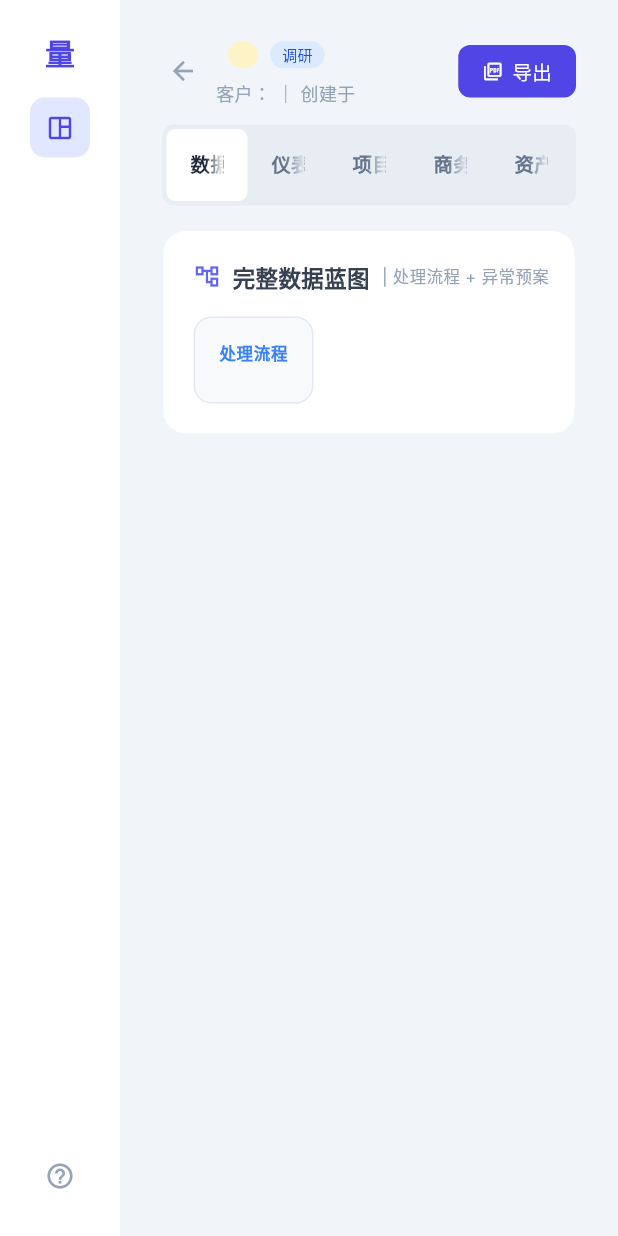
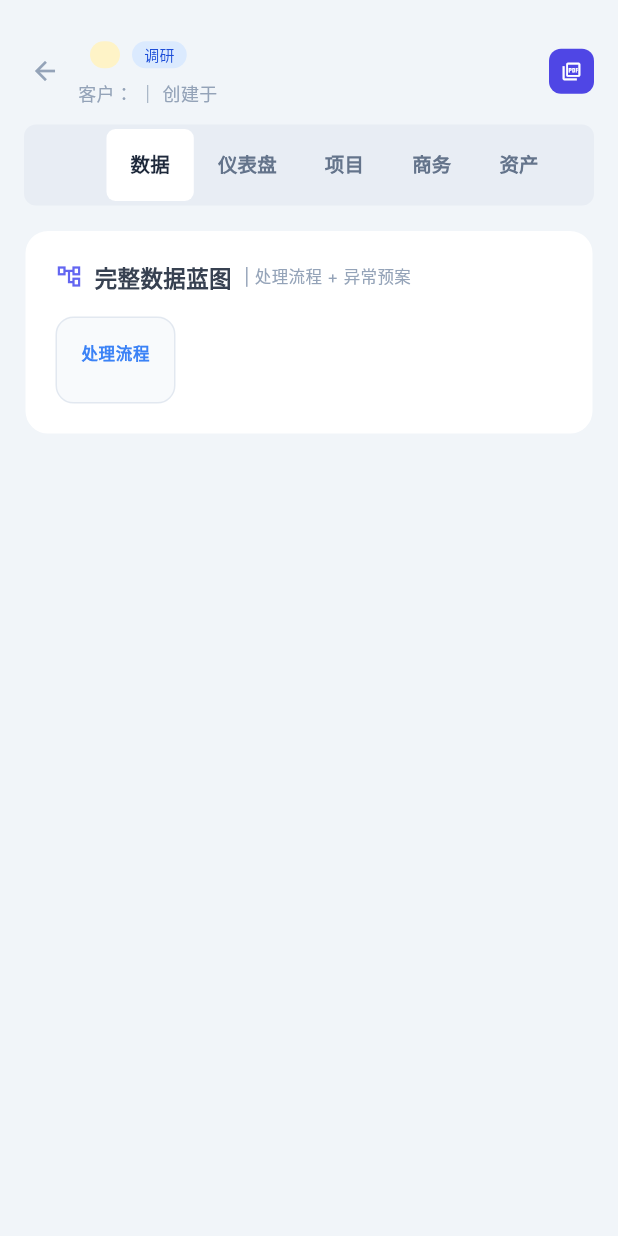
Before and after one commit to quanttide/qtdata, a Flutter app: the ProjectDetailScreen screen opened directly with empty values, on a phone screen of 412 x 824 dp. Run offline on Flutter 3.47's test engine with Material 3 defaults, Android fonts, the phone set to English and light mode, and no system bars; Roboto replaces fonts that are missing (Inter).

Commit message:
feat: 移动端适配——响应式骨架 + 移动布局细节
- 新增 Responsive 组件（断点 640px）+ pageHPadding 工具
- 首页/详情页：移动端隐藏侧栏、padding 28→16
- 详情页：移动端 TabBar 可横滑、导出按钮收成图标
- 时间线阶段名 Expanded 防窄屏溢出
- 新增移动端视口测试（无侧栏/Tab 横滑切换），21/21 通过

```diff
--- a/src/studio/lib/screens/project_detail_screen.dart
+++ b/src/studio/lib/screens/project_detail_screen.dart
@@ -2,6 +2,7 @@ import 'package:flutter/material.dart';
 
 import '../models/project.dart';
 import '../widgets/common/phase_tag.dart';
+import '../widgets/common/responsive.dart';
 import '../widgets/common/sidebar.dart';
 import '../widgets/common/status_badge.dart';
 import '../widgets/common/toast.dart';
@@ -22,25 +23,36 @@ class ProjectDetailScreen extends StatelessWidget {
     return Scaffold(
       backgroundColor: const Color(0xFFF1F5F9),
       body: SafeArea(
-        child: Row(
+        child: Responsive(
+          mobile: _buildDetail(context, compact: true),
+          desktop: Row(
             crossAxisAlignment: CrossAxisAlignment.stretch,
             children: [
               const Sidebar(),
-            Expanded(
-              child: DefaultTabController(
+              Expanded(child: _buildDetail(context, compact: false)),
+            ],
+          ),
+        ),
+      ),
+    );
+  }
+
+  Widget _buildDetail(BuildContext context, {required bool compact}) {
+    final hPadding = compact ? 16.0 : 28.0;
+    return DefaultTabController(
       length: 5,
       child: Column(
         crossAxisAlignment: CrossAxisAlignment.start,
         children: [
           // 头部
           Padding(
-                      padding: const EdgeInsets.fromLTRB(28, 24, 28, 0),
-                      child: _buildHeader(context),
+            padding: EdgeInsets.fromLTRB(hPadding, 24, hPadding, 0),
+            child: _buildHeader(context, compact: compact),
           ),
           const SizedBox(height: 12),
           // Tab 栏
           Padding(
-                      padding: const EdgeInsets.symmetric(horizontal: 28),
+            padding: EdgeInsets.symmetric(horizontal: hPadding),
             child: Container(
               padding: const EdgeInsets.all(3),
               decoration: BoxDecoration(
@@ -48,6 +60,7 @@ class ProjectDetailScreen extends StatelessWidget {
                 borderRadius: BorderRadius.circular(8),
               ),
               child: TabBar(
+                isScrollable: compact,
                 dividerColor: Colors.transparent,
                 indicatorSize: TabBarIndicatorSize.tab,
                 indicator: BoxDecoration(
@@ -74,21 +87,19 @@ class ProjectDetailScreen extends StatelessWidget {
           // Tab 内容
           Expanded(
             child: Padding(
-                        padding: const EdgeInsets.fromLTRB(28, 0, 28, 0),
+              padding: EdgeInsets.fromLTRB(hPadding, 0, hPadding, 0),
               child: TabBarView(
                 children: [
                   DataTab(project: project),
                   OverviewTab(project: project),
                   ProjectTab(
                     project: project,
-                              onViewDoc: (item) =>
-                                  _showDocDialog(context, item),
+                    onViewDoc: (item) => _showDocDialog(context, item),
                   ),
                   BusinessTab(project: project),
                   AssetsTab(
                     project: project,
-                              onCellTap: (cell) =>
-                                  _showAssetDialog(context, cell),
+                    onCellTap: (cell) => _showAssetDialog(context, cell),
                   ),
                 ],
               ),
@@ -96,16 +107,11 @@ class ProjectDetailScreen extends StatelessWidget {
           ),
         ],
       ),
-              ),
-            ),
-          ],
-        ),
-      ),
     );
   }
 
   // ===== 头部 =====
-  Widget _buildHeader(BuildContext context) {
+  Widget _buildHeader(BuildContext context, {required bool compact}) {
     return Row(
       children: [
         InkWell(
@@ -147,17 +153,25 @@ class ProjectDetailScreen extends StatelessWidget {
           ),
         ),
         const SizedBox(width: 12),
-        // 导出按钮
+        // 导出按钮（移动端仅图标）
         InkWell(
           onTap: () => showAppToast(context, '📄 报告已导出'),
           borderRadius: BorderRadius.circular(8),
           child: Container(
-            padding: const EdgeInsets.symmetric(horizontal: 16, vertical: 8),
+            padding: compact
+                ? const EdgeInsets.all(8)
+                : const EdgeInsets.symmetric(horizontal: 16, vertical: 8),
             decoration: BoxDecoration(
               color: const Color(0xFF4F46E5),
               borderRadius: BorderRadius.circular(8),
             ),
-            child: const Row(
+            child: compact
+                ? const Icon(
+                    Icons.picture_as_pdf_outlined,
+                    size: 14,
+                    color: Colors.white,
+                  )
+                : const Row(
                     mainAxisSize: MainAxisSize.min,
                     children: [
                       Icon(
--- /dev/null
+++ b/src/studio/lib/widgets/common/responsive.dart
@@ -0,0 +1,26 @@
+import 'package:flutter/material.dart';
+
+/// 响应式断点容器：< 640 移动端，≥ 640 桌面
+class Responsive extends StatelessWidget {
+  static const double mobileBreakpoint = 640;
+
+  final Widget mobile;
+  final Widget desktop;
+
+  const Responsive({super.key, required this.mobile, required this.desktop});
+
+  static bool isMobile(BuildContext context) =>
+      MediaQuery.sizeOf(context).width < mobileBreakpoint;
+
+  @override
+  Widget build(BuildContext context) {
+    return LayoutBuilder(
+      builder: (context, constraints) =>
+          constraints.maxWidth < mobileBreakpoint ? mobile : desktop,
+    );
+  }
+}
+
+/// 页面左右留白：移动端 16，桌面 28
+EdgeInsets pageHPadding(BuildContext context) =>
+    EdgeInsets.symmetric(horizontal: Responsive.isMobile(context) ? 16 : 28);
```
Also changed, not shown: src/studio/lib/screens/dashboard_screen.dart (+21 -13 lines), src/studio/lib/widgets/cards/timeline_card.dart (+8 -6 lines), 1 other file. Lines whose indentation alone changed are shown as unchanged.
